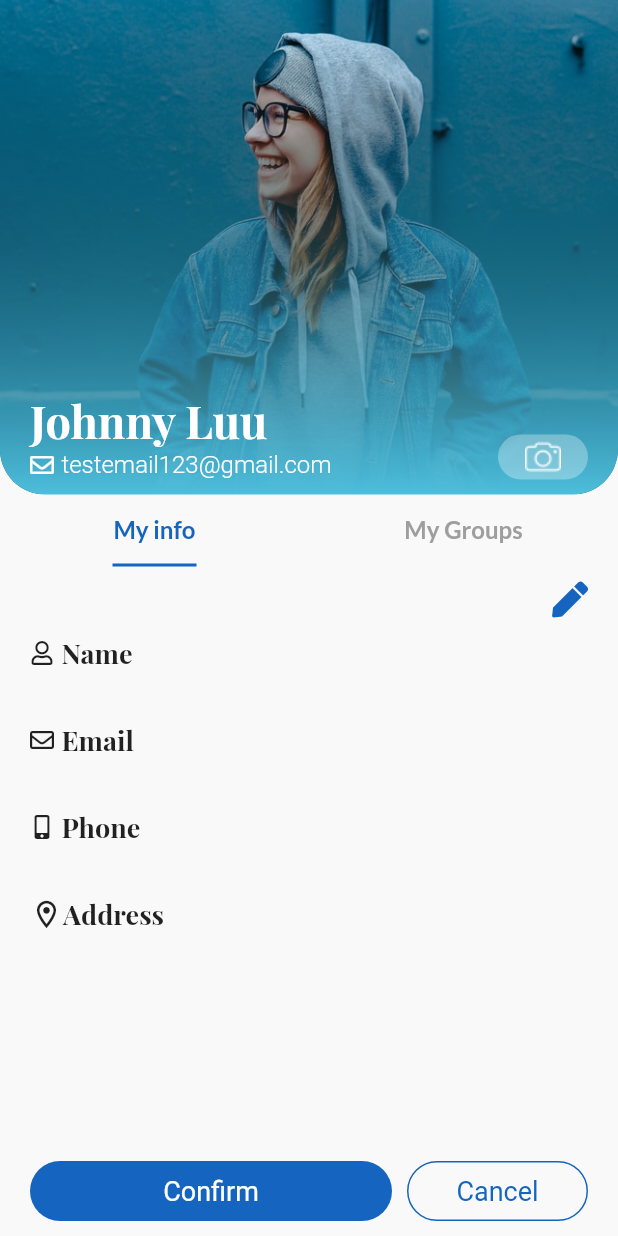
After one commit to Johnny-Luu/TravelArt-Client, a Flutter app: the ProfileScreen screen opened directly, on a phone screen of 412 x 824 dp. The commit adds this screen. Run offline on Flutter 3.47's test engine with Material 2 defaults, Android fonts, the phone set to English and light mode, and no system bars; our stand-ins replace font_awesome_flutter, google_fonts, smooth_page_indicator, smooth_star_rating; network calls fail.

Commit message:
add ui of profile screen

```diff
--- a/lib/screens/detail_screen/tour_detail_screen.dart
+++ b/lib/screens/detail_screen/tour_detail_screen.dart
@@ -132,7 +132,7 @@ class _TourDetailScreenState extends State<TourDetailScreen>
             ],
           ),
           DefaultTabController(
-            length: 2,
+            length: 3,
             child: TabBar(
               controller: _tabController,
               labelColor: Colors.blue[800],
--- a/lib/screens/home_screen/home_screen.dart
+++ b/lib/screens/home_screen/home_screen.dart
@@ -3,6 +3,7 @@ import 'package:google_fonts/google_fonts.dart';
 import 'package:travelapp/screens/home_screen/tour_carousel.dart';
 import 'package:travelapp/screens/home_screen/hotel_carousel.dart';
 import 'package:font_awesome_flutter/font_awesome_flutter.dart';
+import 'package:travelapp/screens/profile_screen/profile_screen.dart';
 
 class HomeScreen extends StatefulWidget {
   const HomeScreen({Key? key}) : super(key: key);
@@ -42,10 +43,20 @@ class _HomeScreenState extends State<HomeScreen> {
                     ),
                   ],
                 ),
-                const CircleAvatar(
-                  radius: 20.0,
-                  backgroundImage:
-                      NetworkImage('http://i.imgur.com/zL4Krbz.jpg'),
+                InkWell(
+                  onTap: () {
+                    Navigator.push(
+                      context,
+                      MaterialPageRoute(
+                        builder: (context) => ProfileScreen(),
+                      ),
+                    );
+                  },
+                  child: const CircleAvatar(
+                    radius: 20.0,
+                    backgroundImage:
+                        NetworkImage('http://i.imgur.com/zL4Krbz.jpg'),
+                  ),
                 ),
               ],
             ),
--- /dev/null
+++ b/lib/screens/profile_screen/profile_screen.dart
@@ -0,0 +1,326 @@
+import 'package:flutter/material.dart';
+import 'package:font_awesome_flutter/font_awesome_flutter.dart';
+import 'package:google_fonts/google_fonts.dart';
+
+class ProfileScreen extends StatefulWidget {
+  ProfileScreen({Key? key}) : super(key: key);
+
+  @override
+  _ProfileScreenState createState() => _ProfileScreenState();
+}
+
+class _ProfileScreenState extends State<ProfileScreen>
+    with SingleTickerProviderStateMixin {
+  late TabController _tabController;
+
+  @override
+  void initState() {
+    super.initState();
+    _tabController = TabController(length: 2, vsync: this);
+  }
+
+  @override
+  Widget build(BuildContext context) {
+    return Scaffold(
+      body: Column(
+        children: [
+          Container(
+            width: MediaQuery.of(context).size.width,
+            height: MediaQuery.of(context).size.height / 2.5,
+            decoration: const BoxDecoration(
+              borderRadius: BorderRadius.only(
+                bottomLeft: Radius.circular(30),
+                bottomRight: Radius.circular(30),
+              ),
+              image: DecorationImage(
+                image: AssetImage('assets/images/img-avatar.jpg'),
+                fit: BoxFit.cover,
+              ),
+            ),
+            child: Container(
+              decoration: BoxDecoration(
+                borderRadius: const BorderRadius.only(
+                  bottomLeft: Radius.circular(30),
+                  bottomRight: Radius.circular(30),
+                ),
+                gradient: LinearGradient(
+                  begin: Alignment.topCenter,
+                  end: Alignment.bottomCenter,
+                  colors: [
+                    Colors.transparent,
+                    Theme.of(context).primaryColor,
+                  ],
+                ),
+              ),
+              child: Padding(
+                padding: const EdgeInsets.symmetric(
+                  horizontal: 20,
+                  vertical: 10,
+                ),
+                child: Row(
+                  mainAxisAlignment: MainAxisAlignment.spaceBetween,
+                  crossAxisAlignment: CrossAxisAlignment.end,
+                  children: [
+                    Column(
+                      mainAxisAlignment: MainAxisAlignment.end,
+                      crossAxisAlignment: CrossAxisAlignment.start,
+                      children: [
+                        Text(
+                          "Johnny Luu",
+                          style: GoogleFonts.playfairDisplay(
+                            fontSize: 30,
+                            fontWeight: FontWeight.bold,
+                            color: Colors.white,
+                          ),
+                        ),
+                        Row(
+                          children: const [
+                            Icon(
+                              FontAwesomeIcons.envelope,
+                              color: Colors.white,
+                              size: 16,
+                            ),
+                            SizedBox(width: 5),
+                            Text(
+                              "testemail123@gmail.com",
+                              style: TextStyle(
+                                fontSize: 16,
+                                fontWeight: FontWeight.w300,
+                                color: Colors.white,
+                              ),
+                            ),
+                          ],
+                        ),
+                      ],
+                    ),
+                    Container(
+                      width: 60,
+                      height: 30,
+                      decoration: BoxDecoration(
+                        borderRadius: BorderRadius.circular(20),
+                        color: Colors.white.withOpacity(0.3),
+                      ),
+                      child: const Image(
+                        image: AssetImage('assets/images/icon-camera.png'),
+                        color: Colors.white,
+                      ),
+                    ),
+                  ],
+                ),
+              ),
+            ),
+          ),
+          DefaultTabController(
+            length: 2,
+            child: TabBar(
+              controller: _tabController,
+              labelColor: Colors.blue[800],
+              unselectedLabelColor: Colors.grey,
+              labelStyle: GoogleFonts.lato(
+                fontSize: 16.0,
+                fontWeight: FontWeight.w600,
+              ),
+              unselectedLabelStyle: GoogleFonts.lato(
+                fontSize: 16.0,
+                fontWeight: FontWeight.w600,
+              ),
+              indicator: UnderlineTabIndicator(
+                borderSide: BorderSide(
+                  width: 2.0,
+                  color: Colors.blue[800]!,
+                ),
+                insets: const EdgeInsets.symmetric(horizontal: 75.0),
+              ),
+              tabs: const [
+                Tab(child: Text("My info")),
+                Tab(child: Text("My Groups")),
+              ],
+            ),
+          ),
+          Expanded(
+            child: TabBarView(
+              controller: _tabController,
+              children: [
+                // My info section
+                Padding(
+                  padding: const EdgeInsets.symmetric(
+                    vertical: 10,
+                    horizontal: 20,
+                  ),
+                  child: Column(
+                    children: [
+                      // edit button
+                      Row(
+                        mainAxisAlignment: MainAxisAlignment.end,
+                        children: [
+                          Icon(
+                            FontAwesomeIcons.pen,
+                            size: 24,
+                            color: Colors.blue[800],
+                          ),
+                        ],
+                      ),
+                      // name
+                      Row(
+                        children: [
+                          const Icon(
+                            FontAwesomeIcons.user,
+                            size: 16,
+                          ),
+                          const SizedBox(width: 5),
+                          Text(
+                            'Name',
+                            style: GoogleFonts.playfairDisplay(
+                              fontSize: 18,
+                              fontWeight: FontWeight.w700,
+                            ),
+                          ),
+                          Expanded(
+                            child: TextField(
+                              enabled: false,
+                              style: TextStyle(fontSize: 18),
+                              decoration:
+                                  InputDecoration(border: InputBorder.none),
+                            ),
+                          ),
+                        ],
+                      ),
+                      // email
+                      const SizedBox(height: 10),
+                      Row(
+                        children: [
+                          const Icon(
+                            FontAwesomeIcons.envelope,
+                            size: 16,
+                          ),
+                          const SizedBox(width: 5),
+                          Text(
+                            'Email',
+                            style: GoogleFonts.playfairDisplay(
+                              fontSize: 18,
+                              fontWeight: FontWeight.w700,
+                            ),
+                          ),
+                          Expanded(
+                            child: TextField(
+                              enabled: false,
+                              style: TextStyle(fontSize: 18),
+                              decoration:
+                                  InputDecoration(border: InputBorder.none),
+                            ),
+                          ),
+                        ],
+                      ),
+                      // phone
+                      const SizedBox(height: 10),
+                      Row(
+                        children: [
+                          const Icon(
+                            FontAwesomeIcons.mobileAlt,
+                            size: 16,
+                          ),
+                          const SizedBox(width: 5),
+                          Text(
+                            'Phone',
+                            style: GoogleFonts.playfairDisplay(
+                              fontSize: 18,
+                              fontWeight: FontWeight.w700,
+                            ),
+                          ),
+                          Expanded(
+                            child: TextField(
+                              enabled: false,
+                              style: TextStyle(fontSize: 18),
+                              decoration:
+                                  InputDecoration(border: InputBorder.none),
+                            ),
+                          ),
+                        ],
+                      ),
+                      // address
+                      const SizedBox(height: 10),
+                      Row(
+                        children: [
+                          const Icon(
+                            Icons.location_on_outlined,
+                            size: 22,
+                          ),
+                          Text(
+                            'Address',
+                            style: GoogleFonts.playfairDisplay(
+                              fontSize: 18,
+                              fontWeight: FontWeight.w700,
+                            ),
+                          ),
+                          Expanded(
+                            child: TextField(
+                              enabled: false,
+                              style: TextStyle(fontSize: 18),
+                              decoration:
+                                  InputDecoration(border: InputBorder.none),
+                            ),
+                          ),
+                        ],
+                      ),
+                      // buttons
+                      const Spacer(),
+                      Row(
+                        children: [
+                          Flexible(
+                            flex: 2,
+                            child: Container(
+                              height: 40,
+                              decoration: BoxDecoration(
+                                borderRadius: BorderRadius.circular(50),
+                                color: Colors.blue[800],
+                              ),
+                              child: Center(
+                                child: Text(
+                                  'Confirm',
+                                  style: GoogleFonts.roboto(
+                                    fontSize: 18,
+                                    fontWeight: FontWeight.w400,
+                                    color: Colors.white,
+                                  ),
+                                ),
+                              ),
+                            ),
+                          ),
+                          const SizedBox(width: 10),
+                          Flexible(
+                            flex: 1,
+                            child: Container(
+                              height: 40,
+                              decoration: BoxDecoration(
+                                borderRadius: BorderRadius.circular(50),
+                                border: Border.all(
+                                  color: Colors.blue[800]!,
+                                  width: 1,
+                                ),
+                              ),
+                              child: Center(
+                                child: Text(
+                                  'Cancel',
+                                  style: GoogleFonts.roboto(
+                                    fontSize: 18,
+                                    fontWeight: FontWeight.w400,
+                                    color: Colors.blue[800],
+                                  ),
+                                ),
+                              ),
+                            ),
+                          ),
+                        ],
+                      ),
+                    ],
+                  ),
+                ),
+                Text("My Groups"),
+              ],
+            ),
+          ),
+        ],
+      ),
+    );
+  }
+}
```
Also changed, not shown: assets/images/icon-camera.png (added), assets/images/img-avatar.jpg (added).
